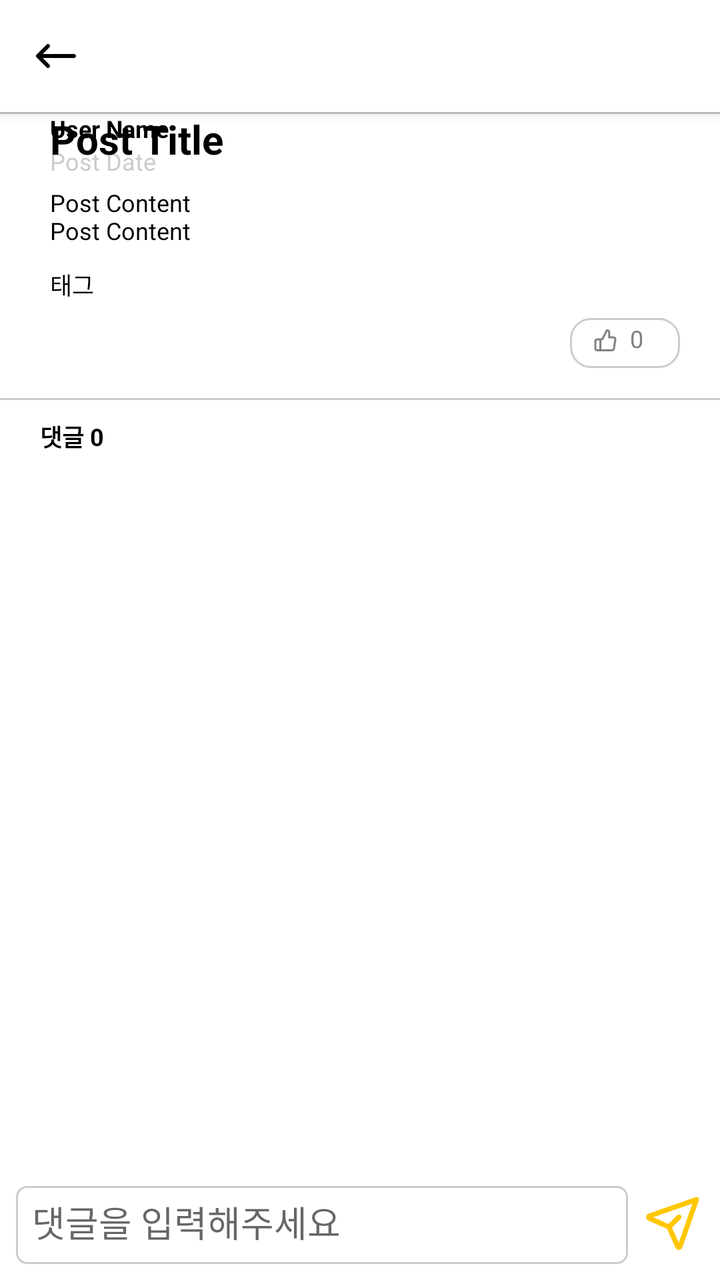
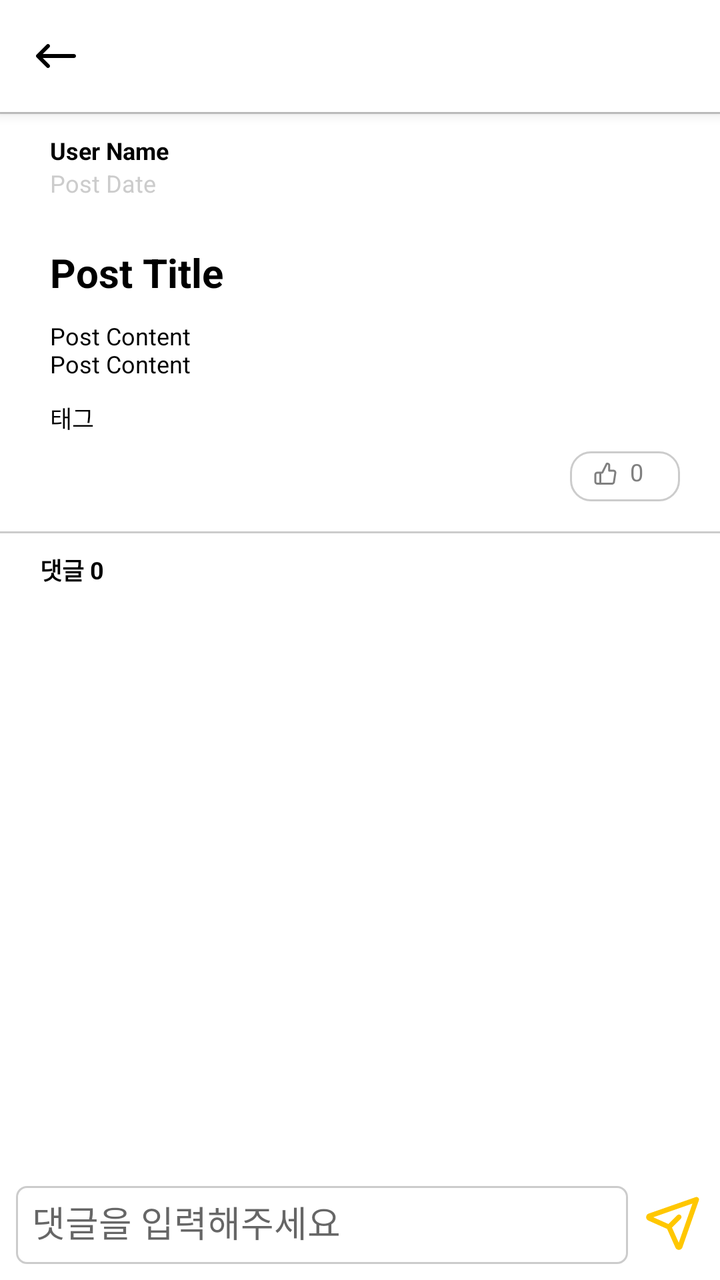

The first picture is an Android layout as it rendered before a commit; the second is the same layout after the commit. The layout source and the unified diff follow.
<!-- AndroidManifest.xml: application theme Theme.Team_On -->
<!-- res/layout/fragment_post_detail.xml -->
<?xml version="1.0" encoding="utf-8"?>
<androidx.coordinatorlayout.widget.CoordinatorLayout xmlns:android="http://schemas.android.com/apk/res/android"
    xmlns:tools="http://schemas.android.com/tools"
    xmlns:app="http://schemas.android.com/apk/res-auto"
    android:layout_width="match_parent"
    android:layout_height="match_parent"
    tools:context=".FragmentPostDetail">

    <com.google.android.material.appbar.AppBarLayout
        android:id="@+id/post_detail_appbar"
        android:layout_width="match_parent"
        android:layout_height="wrap_content">

        <androidx.appcompat.widget.Toolbar
            android:id="@+id/post_detail_toolbar"
            android:layout_width="match_parent"
            android:layout_height="?attr/actionBarSize"
            android:background="@color/white"
            app:layout_scrollFlags="scroll|exitUntilCollapsed"
            app:navigationIcon="@drawable/svg_back"/>

    </com.google.android.material.appbar.AppBarLayout>

    <androidx.core.widget.NestedScrollView
        android:layout_width="match_parent"
        android:layout_height="match_parent"
        android:layout_marginBottom="55dp"
        app:layout_behavior="@string/appbar_scrolling_view_behavior">

        <androidx.constraintlayout.widget.ConstraintLayout
            android:layout_width="match_parent"
            android:layout_height="wrap_content">

            <ImageView
                android:id="@+id/post_detail_line1"
                android:layout_width="match_parent"
                android:layout_height="1dp"
                android:background="@color/gray"
                app:layout_constraintStart_toStartOf="parent"
                app:layout_constraintTop_toTopOf="parent"/>

            <TextView
                android:id="@+id/post_detail_user_name"
                android:layout_width="wrap_content"
                android:layout_height="wrap_content"
                android:layout_marginStart="25dp"
                android:text="User Name"
                android:textColor="@color/black"
                android:textSize="12sp"
                android:textStyle="bold"
                app:layout_constraintStart_toStartOf="parent"
                tools:layout_editor_absoluteY="11dp" />

            <TextView
                android:id="@+id/post_detail_post_date"
                android:layout_width="wrap_content"
                android:layout_height="wrap_content"
                android:text="Post Date"
                android:textColor="@color/gray"
                android:textSize="12sp"
                app:layout_constraintStart_toStartOf="@id/post_detail_user_name"
                app:layout_constraintTop_toBottomOf="@id/post_detail_user_name" />

            <TextView
                android:id="@+id/post_detail_title"
                android:layout_width="wrap_content"
                android:layout_height="wrap_content"
                android:maxWidth="300dp"
                android:text="Post Title"
                android:textColor="@color/black"
                android:textSize="20sp"
                android:textStyle="bold"
                app:layout_constraintStart_toStartOf="@+id/post_detail_user_name"
                tools:layout_editor_absoluteY="66dp" />

            <TextView
                android:id="@+id/post_detail_content"
                android:layout_width="wrap_content"
                android:layout_height="wrap_content"
                android:maxWidth="300dp"
                android:layout_marginTop="10dp"
                android:text="Post Content\nPost Content"
                android:textColor="@color/black"
                android:textSize="12sp"
                app:layout_constraintStart_toStartOf="@id/post_detail_title"
                app:layout_constraintTop_toBottomOf="@id/post_detail_title" />

            <ImageView
                android:id="@+id/post_detail_image"
                android:layout_width="wrap_content"
                android:layout_height="wrap_content"
                android:layout_marginTop="10dp"
                android:maxWidth="330dp"
                android:maxHeight="164dp"
                android:adjustViewBounds="true"
                android:background="@drawable/radius_5_transparent"
                android:clipToOutline="true"
                android:visibility="gone"
                android:scaleType="fitCenter"
                android:src="@drawable/svg_big_camera"
                app:layout_constraintEnd_toEndOf="parent"
                app:layout_constraintStart_toStartOf="parent"
                app:layout_constraintTop_toBottomOf="@id/post_detail_content" />

            <TextView
                android:id="@+id/post_detail_tag_list"
                android:layout_width="wrap_content"
                android:layout_height="wrap_content"
                android:layout_marginTop="10dp"
                android:text="태그"
                android:textColor="@color/black"
                android:textSize="12sp"
                app:layout_constraintTop_toBottomOf="@id/post_detail_image"
                app:layout_constraintStart_toStartOf="@id/post_detail_title" />

            <TextView
                android:id="@+id/post_detail_tag1"
                android:layout_width="54dp"
                android:layout_height="22dp"
                android:layout_marginTop="8dp"
                android:background="@drawable/radius_10_stroke_gray"
                android:gravity="center"
                android:text="Tag1"
                android:textColor="@color/hint"
                android:textSize="12sp"
                android:visibility="gone"
                app:layout_constraintStart_toStartOf="@id/post_detail_tag_list"
                app:layout_constraintTop_toBottomOf="@id/post_detail_tag_list" />

            <TextView
                android:id="@+id/post_detail_tag2"
                android:layout_width="54dp"
                android:layout_height="22dp"
                android:layout_marginStart="8dp"
                android:background="@drawable/radius_10_stroke_gray"
                android:gravity="center"
                android:text="Tag2"
                android:textColor="@color/hint"
                android:textSize="12sp"
                android:visibility="gone"
                app:layout_constraintStart_toEndOf="@id/post_detail_tag1"
                app:layout_constraintTop_toTopOf="@id/post_detail_tag1" />

            <TextView
                android:id="@+id/post_detail_tag3"
                android:layout_width="54dp"
                android:layout_height="22dp"
                android:layout_marginStart="8dp"
                android:background="@drawable/radius_10_stroke_gray"
                android:gravity="center"
                android:text="Tag3"
                android:textColor="@color/hint"
                android:textSize="12sp"
                android:visibility="gone"
                app:layout_constraintStart_toEndOf="@id/post_detail_tag2"
                app:layout_constraintTop_toTopOf="@id/post_detail_tag2" />

            <TextView
                android:id="@+id/post_detail_text_like"
                android:layout_width="wrap_content"
                android:layout_height="wrap_content"
                android:layout_marginStart="30dp"
                android:layout_marginTop="2dp"
                android:text="0"
                android:textColor="@color/hint"
                android:textSize="12sp"
                app:layout_constraintTop_toTopOf="@id/post_detail_btn_like"
                app:layout_constraintStart_toStartOf="@id/post_detail_btn_like" />

            <ImageButton
                android:id="@+id/post_detail_btn_like"
                android:layout_width="55dp"
                android:layout_height="25dp"
                android:layout_marginTop="8dp"
                android:layout_marginEnd="20dp"
                android:background="@drawable/radius_10_stroke_gray"
                android:src="@drawable/svg_thumbs"
                android:paddingEnd="20dp"
                android:paddingBottom="2dp"
                app:layout_constraintEnd_toEndOf="parent"
                app:layout_constraintTop_toBottomOf="@id/post_detail_tag_list" />

            <ImageView
                android:id="@+id/post_detail_line2"
                android:layout_width="match_parent"
                android:layout_height="1dp"
                android:layout_marginTop="15dp"
                android:background="@color/gray"
                app:layout_constraintStart_toStartOf="parent"
                app:layout_constraintTop_toBottomOf="@id/post_detail_btn_like" />

            <TextView
                android:layout_width="wrap_content"
                android:layout_height="wrap_content"
                android:layout_marginEnd="3dp"
                android:layout_marginTop="-1dp"
                android:text="댓글"
                android:textColor="@color/black"
                android:textSize="12sp"
                android:textStyle="bold"
                app:layout_constraintEnd_toStartOf="@id/post_detail_comment_counter"
                app:layout_constraintTop_toTopOf="@id/post_detail_comment_counter" />

            <TextView
                android:id="@+id/post_detail_comment_counter"
                android:layout_width="wrap_content"
                android:layout_height="wrap_content"
                android:layout_marginStart="20dp"
                android:layout_marginTop="10dp"
                android:text="0"
                android:textColor="@color/black"
                android:textSize="12sp"
                android:textStyle="bold"
                app:layout_constraintStart_toStartOf="@id/post_detail_title"
                app:layout_constraintTop_toBottomOf="@id/post_detail_line2" />

            <androidx.recyclerview.widget.RecyclerView
                android:id="@+id/post_detail_recyclerview"
                android:layout_width="match_parent"
                android:layout_height="wrap_content"
                android:layout_marginTop="10dp"
                app:layout_constraintStart_toStartOf="parent"
                app:layout_constraintTop_toBottomOf="@id/post_detail_comment_counter"
                tools:listitem="@layout/item_view_comment" />

        </androidx.constraintlayout.widget.ConstraintLayout>

    </androidx.core.widget.NestedScrollView>

    <LinearLayout
        android:layout_width="match_parent"
        android:layout_height="55dp"
        android:orientation="horizontal"
        android:padding="8dp"
        android:background="@color/white"
        android:layout_gravity="bottom">

        <EditText
            android:id="@+id/post_detail_edit_comment"
            android:layout_width="0dp"
            android:layout_height="wrap_content"
            android:layout_weight="1"
            android:hint="댓글을 입력해주세요"
            android:background="@drawable/radius_5_stroke_gray"
            android:padding="8dp" />

        <ImageButton
            android:id="@+id/post_detail_btn_send_comment"
            android:layout_width="30dp"
            android:layout_height="30dp"
            android:layout_marginStart="8dp"
            android:layout_marginTop="3dp"
            android:background="@drawable/svg_send_comment" />
    </LinearLayout>

</androidx.coordinatorlayout.widget.CoordinatorLayout>
<!-- res/layout/item_view_comment.xml (included above) -->
<?xml version="1.0" encoding="utf-8"?>
<androidx.constraintlayout.widget.ConstraintLayout xmlns:android="http://schemas.android.com/apk/res/android"
    xmlns:tools="http://schemas.android.com/tools"
    android:layout_width="match_parent"
    android:layout_height="wrap_content"
    android:minHeight="85dp"
    xmlns:app="http://schemas.android.com/apk/res-auto">

    <TextView
        android:id="@+id/comment_user_id"
        android:layout_width="wrap_content"
        android:layout_height="wrap_content"
        android:layout_marginStart="15dp"
        android:layout_marginTop="10dp"
        android:text="user_id"
        android:textColor="@color/black"
        android:textSize="11sp"
        android:textStyle="bold"
        app:layout_constraintStart_toStartOf="parent"
        app:layout_constraintTop_toTopOf="parent" />
    
    <TextView
        android:id="@+id/comment_date"
        android:layout_width="wrap_content"
        android:layout_height="wrap_content"
        android:layout_marginTop="1dp"
        android:text="mm/dd hh:mm"
        android:textColor="@color/gray"
        android:textSize="11sp"
        app:layout_constraintStart_toStartOf="@id/comment_user_id"
        app:layout_constraintTop_toBottomOf="@id/comment_user_id" />

    <TextView
        android:id="@+id/comment_content"
        android:layout_width="wrap_content"
        android:layout_height="wrap_content"
        android:layout_marginTop="7dp"
        android:maxWidth="280sp"
        android:text="comment_text"
        android:textColor="@color/black"
        android:textSize="12sp"
        app:layout_constraintStart_toStartOf="@id/comment_user_id"
        app:layout_constraintTop_toBottomOf="@id/comment_date" />

    <ImageView
        android:layout_width="match_parent"
        android:layout_height="1dp"
        android:layout_marginStart="15dp"
        android:layout_marginEnd="15dp"
        android:background="@color/gray"
        app:layout_constraintBottom_toBottomOf="parent"
        app:layout_constraintStart_toStartOf="parent" />

</androidx.constraintlayout.widget.ConstraintLayout>
<!-- resources referenced by this layout -->
<resources>
  <color name="black">#FF000000</color>
  <color name="gray">#CCCCCC</color>
  <color name="hint">#808080</color>
  <color name="white">#FFFFFFFF</color>
  <!-- drawable radius_10_stroke_gray (drawable) -->
  <?xml version="1.0" encoding="utf-8"?>
  <shape xmlns:android="http://schemas.android.com/apk/res/android">
      <corners android:radius="10dp"/>
      <stroke android:color="@color/gray"
          android:width="1dp"/>
  </shape>
  <!-- drawable radius_5_stroke_gray (drawable) -->
  <?xml version="1.0" encoding="utf-8"?>
  <shape xmlns:android="http://schemas.android.com/apk/res/android">
      <corners android:radius="5dp"/>
      <stroke android:color="@color/gray"
          android:width="1dp"/>
  </shape>
  <!-- drawable radius_5_transparent (drawable) -->
  <?xml version="1.0" encoding="utf-8"?>
  <shape xmlns:android="http://schemas.android.com/apk/res/android">
      <corners android:radius="5dp" />
  </shape>
  <!-- drawable svg_back (drawable) -->
  <vector xmlns:android="http://schemas.android.com/apk/res/android"
      android:width="24dp"
      android:height="24dp"
      android:viewportWidth="24"
      android:viewportHeight="24">
    <path
        android:pathData="M8.707,16.293C9.098,16.683 9.098,17.317 8.707,17.707C8.317,18.098 7.683,18.098 7.293,17.707L2.293,12.707C1.902,12.317 1.902,11.683 2.293,11.293L7.293,6.293C7.683,5.902 8.317,5.902 8.707,6.293C9.098,6.683 9.098,7.317 8.707,7.707L5.414,11L21,11C21.552,11 22,11.448 22,12C22,12.552 21.552,13 21,13L5.414,13L8.707,16.293Z"
        android:fillColor="#000000"/>
  </vector>
  <!-- drawable svg_big_camera: vector/xml drawable (drawable, 6480 chars, omitted) -->
  <!-- drawable svg_send_comment (drawable) -->
  <vector xmlns:android="http://schemas.android.com/apk/res/android"
      android:width="20dp"
      android:height="20dp"
      android:viewportWidth="20"
      android:viewportHeight="20">
    <path
        android:pathData="M18.287,2.775C18.392,2.473 18.316,2.137 18.089,1.911C17.863,1.684 17.527,1.608 17.225,1.713L1.55,7.199C0.481,7.573 0.421,9.062 1.455,9.522L7.702,12.298L10.478,18.545C10.938,19.579 12.426,19.518 12.8,18.45L18.287,2.775ZM8.149,10.673L3.093,8.425L16.142,3.858L11.575,16.907L9.327,11.851L12.256,8.922C12.581,8.597 12.581,8.069 12.256,7.744C11.931,7.418 11.403,7.418 11.077,7.744L8.149,10.673Z"
        android:fillColor="#FFC700"
        android:fillType="evenOdd"/>
  </vector>
  <!-- drawable svg_thumbs (drawable) -->
  <vector xmlns:android="http://schemas.android.com/apk/res/android"
      android:width="12dp"
      android:height="12dp"
      android:viewportWidth="12"
      android:viewportHeight="12">
    <path
        android:pathData="M6.875,0C6.574,0 6.306,0.176 6.183,0.444L4.189,4.5H1.992C1.164,4.5 0.5,5.176 0.5,6V9.5C0.5,10.324 1.164,11 1.992,11H9.322C10.061,11 10.685,10.456 10.796,9.727L11.483,5.227C11.62,4.324 10.927,3.5 10.008,3.5H8.441L8.441,1.814C8.441,1.641 8.441,1.444 8.422,1.259C8.402,1.068 8.358,0.849 8.245,0.646C7.986,0.179 7.496,0 6.875,0ZM5.086,4.941L7.021,1.005C7.317,1.026 7.361,1.112 7.37,1.13L7.371,1.131C7.391,1.168 7.414,1.236 7.427,1.363C7.441,1.491 7.441,1.638 7.441,1.827V4C7.441,4.276 7.665,4.5 7.941,4.5H10.008C10.305,4.5 10.541,4.769 10.494,5.077L9.807,9.577C9.77,9.823 9.561,10 9.322,10H4V5.5H4.189C4.57,5.5 4.918,5.283 5.086,4.941ZM3,5.5H1.992C1.724,5.5 1.5,5.72 1.5,6V9.5C1.5,9.78 1.724,10 1.992,10H3V5.5Z"
        android:fillColor="#808080"
        android:fillType="evenOdd"/>
  </vector>
  <style name="Theme.Team_On" parent="Base.Theme.Team_On" />
  <style name="Base.Theme.Team_On" parent="Theme.AppCompat.DayNight.NoActionBar">
          <item name="android:windowLightStatusBar">true</item>
          <item name="android:windowBackground">@android:color/white</item>
          <item name="android:statusBarColor">@color/white</item>
          <item name="android:textColor">#000000</item>
      </style>
</resources>

<!-- the commit's change to res/layout/fragment_post_detail.xml (unified diff, before → after) -->
@@ -44,12 +44,13 @@
                 android:layout_width="wrap_content"
                 android:layout_height="wrap_content"
                 android:layout_marginStart="25dp"
+                android:layout_marginTop="10dp"
                 android:text="User Name"
                 android:textColor="@color/black"
                 android:textSize="12sp"
                 android:textStyle="bold"
                 app:layout_constraintStart_toStartOf="parent"
-                tools:layout_editor_absoluteY="11dp" />
+                app:layout_constraintTop_toBottomOf="@+id/post_detail_line1" />
 
             <TextView
                 android:id="@+id/post_detail_post_date"
@@ -65,13 +66,14 @@
                 android:id="@+id/post_detail_title"
                 android:layout_width="wrap_content"
                 android:layout_height="wrap_content"
+                android:layout_marginTop="23dp"
                 android:maxWidth="300dp"
                 android:text="Post Title"
                 android:textColor="@color/black"
                 android:textSize="20sp"
                 android:textStyle="bold"
                 app:layout_constraintStart_toStartOf="@+id/post_detail_user_name"
-                tools:layout_editor_absoluteY="66dp" />
+                app:layout_constraintTop_toBottomOf="@+id/post_detail_post_date" />
 
             <TextView
                 android:id="@+id/post_detail_content"
